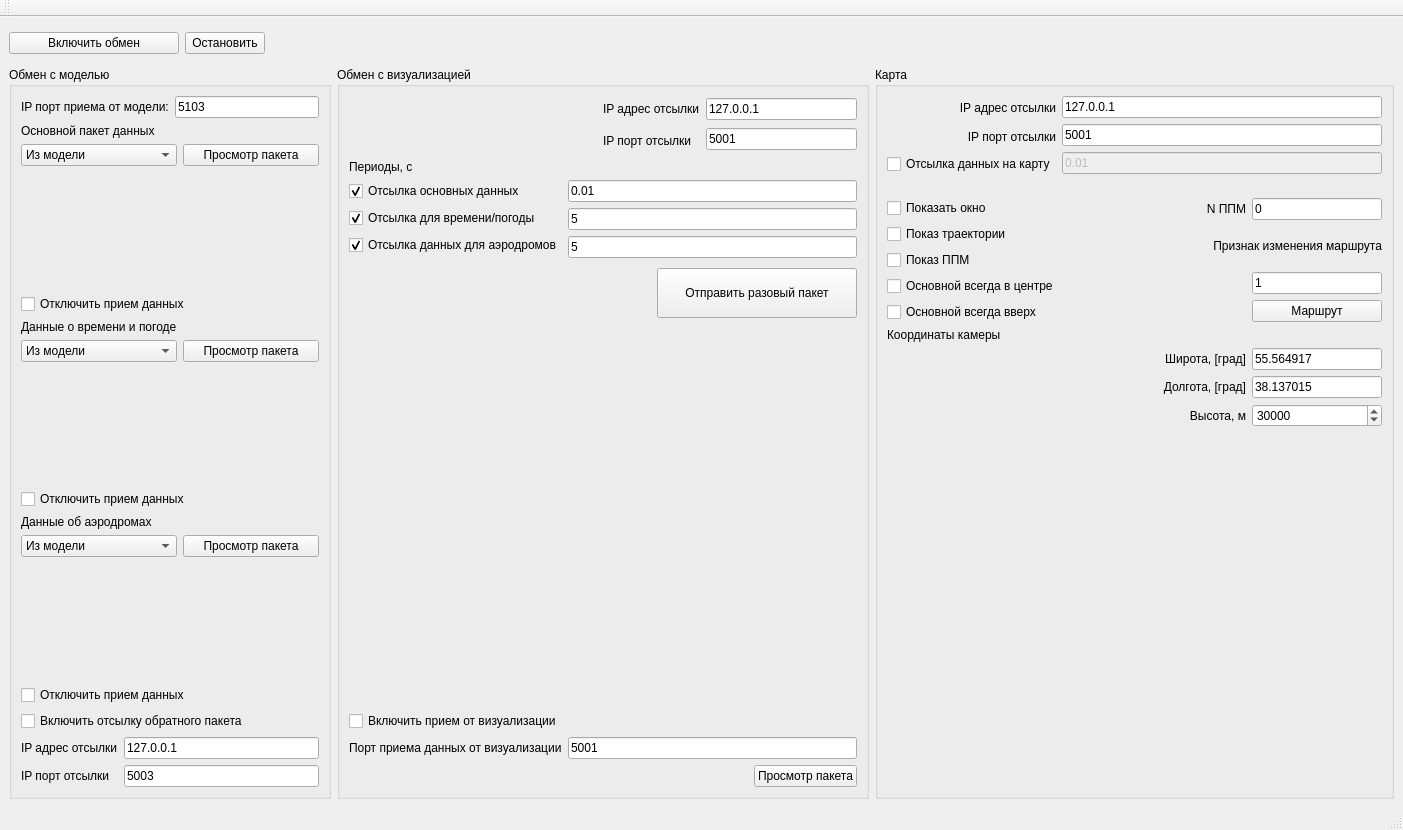
First picture: the form in untitled/mainwindow.ui, repository katherinr/desktop_wrapper, before the edit.
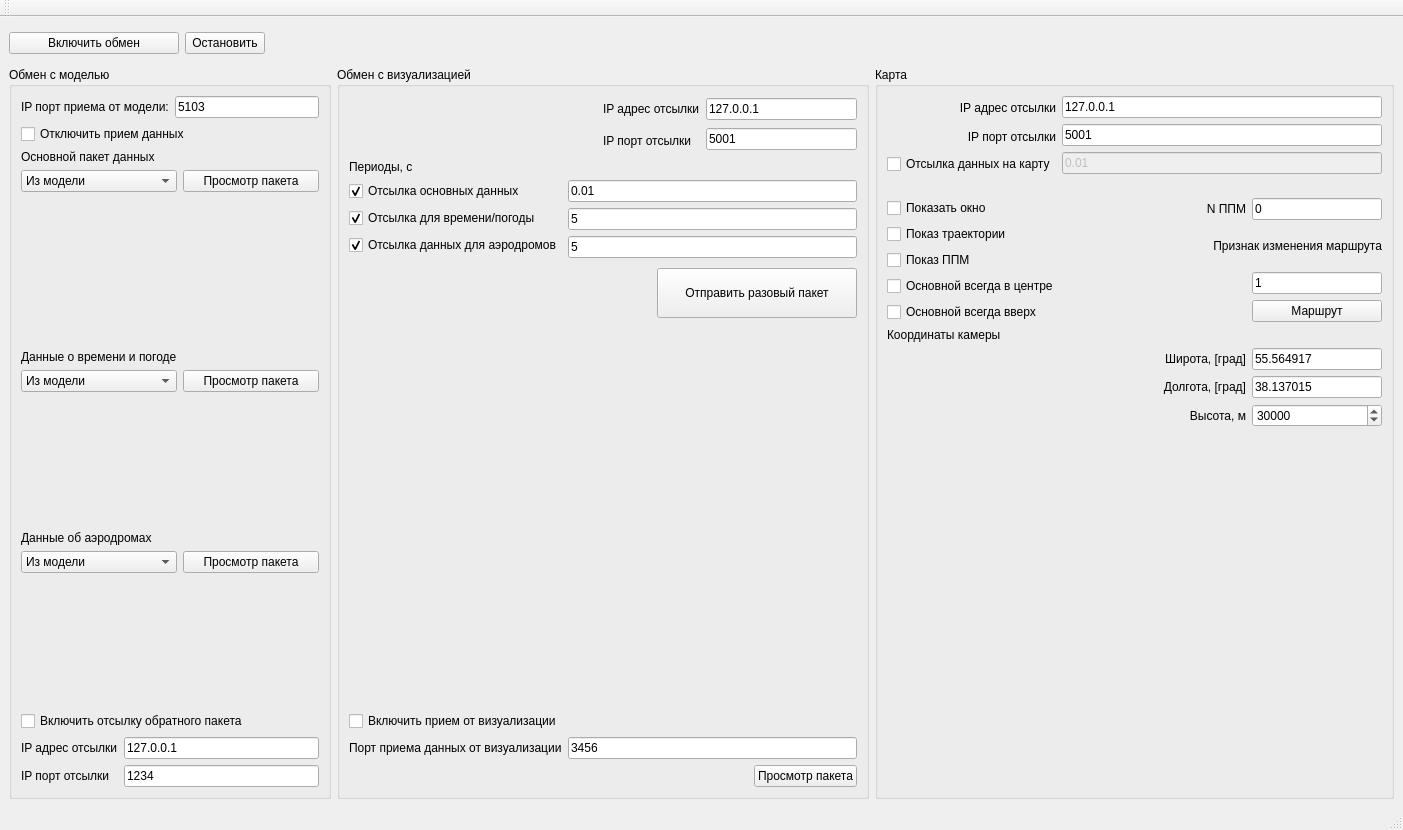
Second picture: the form after the edit.

```diff
--- a/untitled/mainwindow.ui
+++ b/untitled/mainwindow.ui
@@ -108,6 +108,16 @@
            </item>
           </layout>
          </item>
+         <item>
+          <widget class="QCheckBox" name="stopReceivingMain">
+           <property name="text">
+            <string>Отключить прием данных</string>
+           </property>
+           <property name="checked">
+            <bool>false</bool>
+           </property>
+          </widget>
+         </item>
          <item>
           <widget class="QLabel" name="label_4">
            <property name="text">
@@ -161,18 +171,10 @@
              </property>
             </spacer>
            </item>
-           <item>
-            <widget class="QCheckBox" name="stopReceivingMain">
-             <property name="text">
-              <string>Отключить прием данных</string>
-             </property>
-             <property name="checked">
-              <bool>false</bool>
-             </property>
-            </widget>
-           </item>
           </layout>
          </item>
+         <item>
+          <layout class="QVBoxLayout" name="verticalLayout_9">
          <item>
           <widget class="QLabel" name="label_5">
            <property name="text">
@@ -181,8 +183,6 @@
           </widget>
          </item>
          <item>
-          <layout class="QVBoxLayout" name="verticalLayout_9">
-           <item>
             <layout class="QHBoxLayout" name="horizontalLayout_7">
              <item>
               <widget class="QComboBox" name="meteoComboBox">
@@ -217,24 +217,16 @@
              </property>
              <property name="sizeHint" stdset="0">
               <size>
-               <width>298</width>
-               <height>68</height>
+               <width>295</width>
+               <height>88</height>
               </size>
              </property>
             </spacer>
            </item>
-           <item>
-            <widget class="QCheckBox" name="stopReceivingMeteo">
-             <property name="text">
-              <string>Отключить прием данных</string>
-             </property>
-             <property name="checked">
-              <bool>false</bool>
-             </property>
-            </widget>
-           </item>
           </layout>
          </item>
+         <item>
+          <layout class="QVBoxLayout" name="verticalLayout_11">
          <item>
           <widget class="QLabel" name="label_6">
            <property name="text">
@@ -243,8 +235,6 @@
           </widget>
          </item>
          <item>
-          <layout class="QVBoxLayout" name="verticalLayout_11">
-           <item>
             <layout class="QHBoxLayout" name="horizontalLayout_6">
              <item>
               <widget class="QComboBox" name="aerodrCB">
@@ -279,22 +269,12 @@
              </property>
              <property name="sizeHint" stdset="0">
               <size>
-               <width>298</width>
-               <height>68</height>
+               <width>295</width>
+               <height>88</height>
               </size>
              </property>
             </spacer>
            </item>
-           <item>
-            <widget class="QCheckBox" name="stopReceivingAerodroms">
-             <property name="text">
-              <string>Отключить прием данных</string>
-             </property>
-             <property name="checked">
-              <bool>false</bool>
-             </property>
-            </widget>
-           </item>
           </layout>
          </item>
          <item>
@@ -350,7 +330,7 @@
                <item>
                 <widget class="QLineEdit" name="backwPortEdit">
                  <property name="text">
-                  <string>5003</string>
+                  <string>1234</string>
                  </property>
                  <property name="alignment">
                   <set>Qt::AlignLeading|Qt::AlignLeft|Qt::AlignVCenter</set>
@@ -608,7 +588,7 @@
              <item>
               <widget class="QLineEdit" name="receivePortEdit_2">
                <property name="text">
-                <string>5001</string>
+                <string>3456</string>
                </property>
                <property name="alignment">
                 <set>Qt::AlignLeading|Qt::AlignLeft|Qt::AlignVCenter</set>
```
Lines whose indentation alone changed are shown as unchanged.
